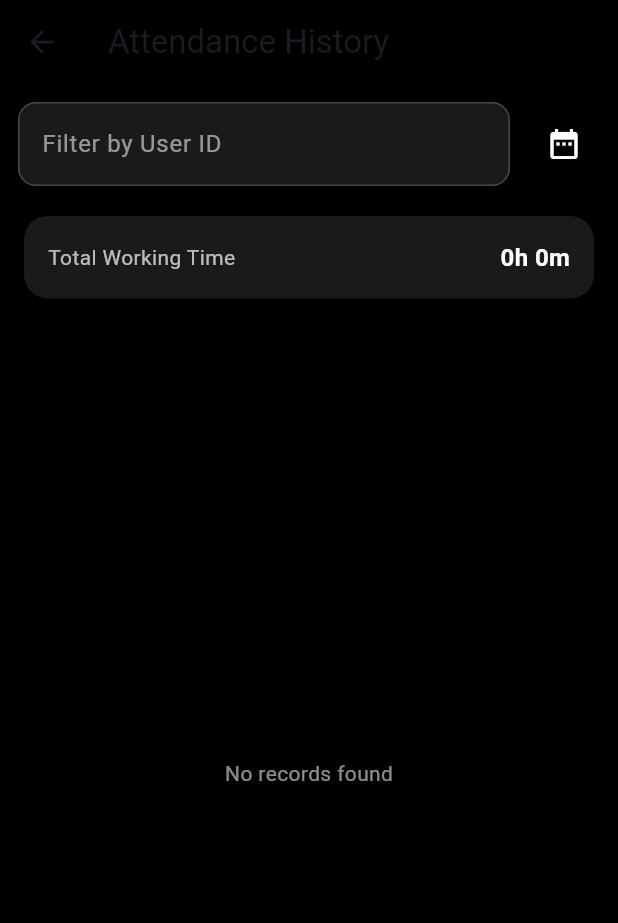
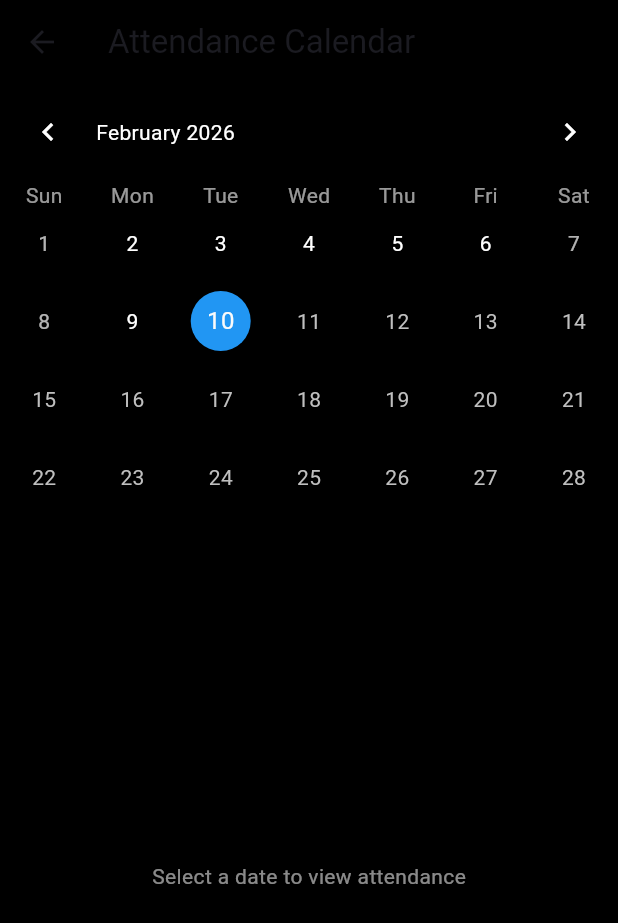
Before and after one commit to Ranjithrk2/attendance_app, a Flutter app: the AdminAttendanceHistoryScreen screen opened directly, on a phone screen of 412 x 824 dp. Shown: the top 923 px of the screen. Run offline on Flutter 3.47's test engine with Material 3 defaults, Android fonts, the light colour scheme and no system bars; drawn by our look-alikes of table_calendar; our stand-ins replace camera, cloud_firestore, firebase_auth, firebase_core, flutter_secure_storage, image_picker and 4 more; missing offline and left inert: google_mlkit_face_detection; accounts and stored records are empty.

Commit message:
Updated admin attendance calendar view and pubspec changes

```diff
--- a/lib/screens/admin_attendance_history_screen.dart
+++ b/lib/screens/admin_attendance_history_screen.dart
@@ -1,7 +1,7 @@
 import 'dart:convert';
 import 'package:flutter/material.dart';
 import 'package:cloud_firestore/cloud_firestore.dart';
-import '../services/attendance_service.dart';
+import 'package:table_calendar/table_calendar.dart';
 
 class AdminAttendanceHistoryScreen extends StatefulWidget {
   const AdminAttendanceHistoryScreen({super.key});
@@ -13,98 +13,70 @@ class AdminAttendanceHistoryScreen extends StatefulWidget {
 
 class _AdminAttendanceHistoryScreenState
     extends State<AdminAttendanceHistoryScreen> {
-  List<Map<String, dynamic>> allRecords = [];
-  List<Map<String, dynamic>> filteredRecords = [];
+  List<Map<String, dynamic>> records = [];
+  bool isLoading = false;
 
-  bool isLoading = true;
+  DateTime _focusedDay = DateTime.now();
+  DateTime? _selectedDay;
 
-  DateTime? selectedDate;
-  String userFilter = '';
+  // ---------------- FIRESTORE LOAD (DAY-WISE) ----------------
 
-  @override
-  void initState() {
-    super.initState();
-    loadRecords();
-  }
+  Future<void> loadRecordsByDate(DateTime date) async {
+    setState(() {
+      isLoading = true;
+      records.clear();
+    });
 
-  Future<void> loadRecords() async {
-    setState(() => isLoading = true);
     try {
-      final data = await AttendanceService.getAllRecords();
+      final start = DateTime(date.year, date.month, date.day);
+      final end = start.add(const Duration(days: 1));
+
+      final snapshot = await FirebaseFirestore.instance
+          .collection('attendance')
+          .where('checkIn', isGreaterThanOrEqualTo: Timestamp.fromDate(start))
+          .where('checkIn', isLessThan: Timestamp.fromDate(end))
+          .orderBy('checkIn', descending: true)
+          .get();
+
       setState(() {
-        allRecords = data;
-        applyFilters();
+        records = snapshot.docs.map((d) => d.data()).toList();
         isLoading = false;
       });
     } catch (e) {
-      debugPrint('Error loading records: $e');
+      debugPrint('Error: $e');
       setState(() => isLoading = false);
     }
   }
 
-  // ---------------- SAFETY HELPERS ----------------
+  // ---------------- HELPERS ----------------
 
-  DateTime? _safeTimestamp(dynamic value) {
-    if (value is Timestamp) return value.toDate();
-    return null;
-  }
+  DateTime? _ts(dynamic v) => v is Timestamp ? v.toDate() : null;
 
-  ImageProvider? _safeBase64Image(dynamic data) {
-    if (data == null || data is! String || data.isEmpty) return null;
+  ImageProvider? _img(dynamic b64) {
+    if (b64 == null || b64 is! String || b64.isEmpty) return null;
     try {
-      return MemoryImage(base64Decode(data));
+      return MemoryImage(base64Decode(b64));
     } catch (_) {
       return null;
     }
   }
 
-  // ---------------- FILTER LOGIC ----------------
-
-  void applyFilters() {
-    filteredRecords = allRecords.where((r) {
-      final checkIn = _safeTimestamp(r['checkIn']);
-
-      // Date filter
-      if (selectedDate != null && checkIn != null) {
-        final sameDay =
-            checkIn.year == selectedDate!.year &&
-                checkIn.month == selectedDate!.month &&
-                checkIn.day == selectedDate!.day;
-        if (!sameDay) return false;
-      }
-
-      // User filter
-      if (userFilter.isNotEmpty) {
-        final user = (r['displayUserId'] ?? '').toString().toLowerCase();
-        if (!user.contains(userFilter.toLowerCase())) return false;
-      }
-
-      return true;
-    }).toList();
-
-    setState(() {});
-  }
-
-  // ---------------- TOTAL HOURS ----------------
-
-  String getTotalWorkingTime() {
+  String totalWorkingTime() {
     Duration total = Duration.zero;
-
-    for (final r in filteredRecords) {
-      final checkIn = _safeTimestamp(r['checkIn']);
-      final checkOut = _safeTimestamp(r['checkOut']);
-      if (checkIn != null && checkOut != null) {
-        total += checkOut.difference(checkIn);
+    for (final r in records) {
+      final i = _ts(r['checkIn']);
+      final o = _ts(r['checkOut']);
+      if (i != null && o != null) {
+        total += o.difference(i);
       }
     }
-
     return '${total.inHours}h ${total.inMinutes % 60}m';
   }
 
-  String formatDuration(DateTime? inTime, DateTime? outTime) {
-    if (inTime == null || outTime == null) return '--';
-    final diff = outTime.difference(inTime);
-    return '${diff.inHours}h ${diff.inMinutes % 60}m';
+  String duration(DateTime? i, DateTime? o) {
+    if (i == null || o == null) return '--';
+    final d = o.difference(i);
+    return '${d.inHours}h ${d.inMinutes % 60}m';
   }
 
   // ---------------- UI ----------------
@@ -115,75 +87,125 @@ class _AdminAttendanceHistoryScreenState
       backgroundColor: Colors.black,
       appBar: AppBar(
         backgroundColor: Colors.black,
-        title: const Text('Attendance History'),
+        title: const Text('Attendance Calendar'),
       ),
-      body: isLoading
-          ? const Center(
-        child: CircularProgressIndicator(color: Colors.white),
-      )
-          : Column(
+      body: Column(
         children: [
-          _filterBar(),
-          _totalHoursCard(),
-          Expanded(child: _recordsList()),
+          _calendar(),
+          if (_selectedDay != null) _totalCard(),
+          Expanded(child: _body()),
         ],
       ),
     );
   }
 
-  Widget _filterBar() {
-    return Padding(
-      padding: const EdgeInsets.all(12),
-      child: Row(
-        children: [
-          Expanded(
-            child: TextField(
-              onChanged: (v) {
-                userFilter = v;
-                applyFilters();
-              },
-              style: const TextStyle(color: Colors.white),
-              decoration: InputDecoration(
-                hintText: 'Filter by User ID',
-                hintStyle: const TextStyle(color: Colors.white54),
-                filled: true,
-                fillColor: Colors.white10,
-                border: OutlineInputBorder(
-                  borderRadius: BorderRadius.circular(12),
-                ),
-              ),
-            ),
-          ),
-          const SizedBox(width: 12),
-          IconButton(
-            icon: const Icon(Icons.date_range, color: Colors.white),
-            onPressed: () async {
-              final date = await showDatePicker(
-                context: context,
-                initialDate: DateTime.now(),
-                firstDate: DateTime(2023),
-                lastDate: DateTime.now(),
-              );
-              if (date != null) {
-                selectedDate = date;
-                applyFilters();
-              }
-            },
-          ),
-          if (selectedDate != null)
-            IconButton(
-              icon: const Icon(Icons.clear, color: Colors.red),
-              onPressed: () {
-                selectedDate = null;
-                applyFilters();
-              },
-            )
-        ],
+  // ---------------- CALENDAR ----------------
+
+  Widget _calendar() {
+    return TableCalendar(
+      firstDay: DateTime(2023),
+      lastDay: DateTime.now(),
+      focusedDay: _focusedDay,
+      selectedDayPredicate: (d) => isSameDay(d, _selectedDay),
+      calendarStyle: const CalendarStyle(
+        defaultTextStyle: TextStyle(color: Colors.white),
+        weekendTextStyle: TextStyle(color: Colors.white70),
+        todayDecoration:
+        BoxDecoration(color: Colors.blue, shape: BoxShape.circle),
+        selectedDecoration:
+        BoxDecoration(color: Colors.green, shape: BoxShape.circle),
       ),
+      headerStyle: const HeaderStyle(
+        titleTextStyle: TextStyle(color: Colors.white),
+        formatButtonVisible: false,
+        leftChevronIcon: Icon(Icons.chevron_left, color: Colors.white),
+        rightChevronIcon: Icon(Icons.chevron_right, color: Colors.white),
+      ),
+      daysOfWeekStyle: const DaysOfWeekStyle(
+        weekdayStyle: TextStyle(color: Colors.white60),
+        weekendStyle: TextStyle(color: Colors.white60),
+      ),
+      onDaySelected: (selected, focused) {
+        setState(() {
+          _selectedDay = selected;
+          _focusedDay = focused;
+        });
+        loadRecordsByDate(selected);
+      },
     );
   }
 
-  Widget _totalHoursCard() {
+  // ---------------- BODY ----------------
+
+  Widget _body() {
+    if (_selectedDay == null) {
+      return const Center(
+        child: Text(
+          'Select a date to view attendance',
+          style: TextStyle(color: Colors.white54),
+        ),
+      );
+    }
+
+    if (isLoading) {
+      return const Center(
+        child: CircularProgressIndicator(color: Colors.white),
+      );
+    }
+
+    if (records.isEmpty) {
+      return const Center(
+        child: Text(
+          'No attendance records',
+          style: TextStyle(color: Colors.white54),
+        ),
+      );
+    }
+
+    return ListView.builder(
+      padding: const EdgeInsets.all(16),
+      itemCount: records.length,
+      itemBuilder: (_, i) {
+        final r = records[i];
+        final iTime = _ts(r['checkIn']);
+        final oTime = _ts(r['checkOut']);
+        final inImg = _img(r['checkInSelfieBase64']);
+        final outImg = _img(r['checkOutSelfieBase64']);
+
+        return Container(
+          margin: const EdgeInsets.only(bottom: 16),
+          padding: const EdgeInsets.all(16),
+          decoration: BoxDecoration(
+            color: Colors.white10,
+            borderRadius: BorderRadius.circular(18),
+          ),
+          child: Column(
+            crossAxisAlignment: CrossAxisAlignment.start,
+            children: [
+              Text(
+                (r['displayUserId'] ?? '--').toString(),
+                style: const TextStyle(
+                    color: Colors.white, fontWeight: FontWeight.bold),
+              ),
+              const SizedBox(height: 8),
+              _row('Check-in', iTime?.toLocal().toString() ?? '--'),
+              _row('Check-out', oTime?.toLocal().toString() ?? 'Working'),
+              const SizedBox(height: 6),
+              if (inImg != null) _imgRow('Check-in', inImg),
+              if (outImg != null) _imgRow('Check-out', outImg),
+              const SizedBox(height: 6),
+              Text(
+                'Duration: ${duration(iTime, oTime)}',
+                style: const TextStyle(color: Colors.white60),
+              ),
+            ],
+          ),
+        );
+      },
+    );
+  }
+
+  Widget _totalCard() {
     return Container(
       margin: const EdgeInsets.symmetric(horizontal: 16, vertical: 8),
       padding: const EdgeInsets.all(16),
@@ -194,104 +216,34 @@ class _AdminAttendanceHistoryScreenState
       child: Row(
         mainAxisAlignment: MainAxisAlignment.spaceBetween,
         children: [
-          const Text(
-            'Total Working Time',
-            style: TextStyle(color: Colors.white70),
-          ),
-          Text(
-            getTotalWorkingTime(),
-            style: const TextStyle(
-              color: Colors.white,
-              fontWeight: FontWeight.bold,
-              fontSize: 16,
-            ),
-          ),
+          const Text('Total Working Time',
+              style: TextStyle(color: Colors.white70)),
+          Text(totalWorkingTime(),
+              style: const TextStyle(
+                  color: Colors.white,
+                  fontWeight: FontWeight.bold)),
         ],
       ),
     );
   }
 
-  Widget _recordsList() {
-    if (filteredRecords.isEmpty) {
-      return const Center(
-        child: Text('No records found',
-            style: TextStyle(color: Colors.white54)),
-      );
-    }
-
-    return ListView.builder(
-      padding: const EdgeInsets.all(16),
-      itemCount: filteredRecords.length,
-      itemBuilder: (context, index) {
-        final r = filteredRecords[index];
-
-        final checkIn = _safeTimestamp(r['checkIn']);
-        final checkOut = _safeTimestamp(r['checkOut']);
-
-        final checkInImg = _safeBase64Image(r['checkInSelfieBase64']);
-        final checkOutImg = _safeBase64Image(r['checkOutSelfieBase64']);
-
-        return Container(
-          margin: const EdgeInsets.only(bottom: 16),
-          padding: const EdgeInsets.all(16),
-          decoration: BoxDecoration(
-            color: Colors.white.withOpacity(0.05),
-            borderRadius: BorderRadius.circular(18),
-          ),
-          child: Column(
-            crossAxisAlignment: CrossAxisAlignment.start,
-            children: [
-              Text(
-                (r['displayUserId'] ?? '--').toString(),
-                style: const TextStyle(
-                    color: Colors.white,
-                    fontWeight: FontWeight.bold),
-              ),
-              const SizedBox(height: 8),
-              _infoRow('Check-in', checkIn?.toLocal().toString() ?? '--'),
-              _infoRow(
-                  'Check-out', checkOut?.toLocal().toString() ?? 'Working'),
-              const SizedBox(height: 8),
-              if (checkInImg != null)
-                _imageRow('Check-in Selfie', checkInImg),
-              if (checkOutImg != null)
-                _imageRow('Check-out Selfie', checkOutImg),
-              const SizedBox(height: 6),
-              Text(
-                'Duration: ${formatDuration(checkIn, checkOut)}',
-                style: const TextStyle(color: Colors.white60),
-              ),
-            ],
-          ),
-        );
-      },
-    );
+  Widget _row(String l, String v) {
+    return Text('$l: $v',
+        style: const TextStyle(color: Colors.white70));
   }
 
-  Widget _infoRow(String label, String value) {
-    return Text(
-      '$label: $value',
-      style: const TextStyle(color: Colors.white70),
-    );
-  }
-
-  Widget _imageRow(String label, ImageProvider image) {
+  Widget _imgRow(String l, ImageProvider img) {
     return Padding(
       padding: const EdgeInsets.symmetric(vertical: 6),
       child: Row(
         children: [
-          Text(label,
+          Text(l,
               style:
               const TextStyle(color: Colors.white60, fontSize: 13)),
           const SizedBox(width: 12),
           ClipRRect(
             borderRadius: BorderRadius.circular(12),
-            child: Image(
-              image: image,
-              width: 52,
-              height: 52,
-              fit: BoxFit.cover,
-            ),
+            child: Image(image: img, width: 52, height: 52, fit: BoxFit.cover),
           ),
         ],
       ),
--- a/pubspec.yaml
+++ b/pubspec.yaml
@@ -15,6 +15,7 @@ dependencies:
   cupertino_icons: ^1.0.8
   flutter_slidable: ^4.0.3
   fl_chart: ^1.1.1
+  table_calendar: ^3.1.1   # ✅ REQUIRED FOR CALENDAR VIEW
 
   # Storage / Local
   shared_preferences: ^2.2.2
@@ -53,7 +54,6 @@ flutter_native_splash:
   android: true
   ios: true
 
-
 flutter:
   uses-material-design: true
   assets:
```
Also changed, not shown: pubspec.lock.
